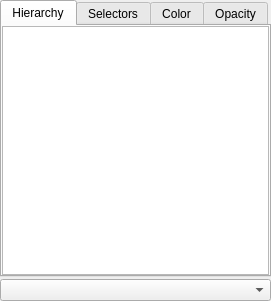
The window that Qt/ApplicationComponents/Resources/UI/pqDataAssemblyPropertyWidget.ui (Kitware/ParaView) describes before a commit, drawn with Qt 5.
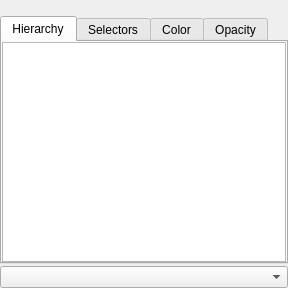
The same window after the commit. Icons and pictures are not drawn. Custom widgets are drawn as their Qt base class.

Commit message: pqDataAssemblyPropertyWidget: add ability to show optional label

```diff
--- a/Qt/ApplicationComponents/Resources/UI/pqDataAssemblyPropertyWidget.ui
+++ b/Qt/ApplicationComponents/Resources/UI/pqDataAssemblyPropertyWidget.ui
@@ -6,8 +6,8 @@
    <rect>
     <x>0</x>
     <y>0</y>
-    <width>271</width>
-    <height>301</height>
+    <width>288</width>
+    <height>288</height>
    </rect>
   </property>
   <property name="windowTitle">
@@ -29,6 +29,9 @@
    <property name="bottomMargin">
     <number>0</number>
    </property>
+   <item>
+    <widget class="QLabel" name="label"/>
+   </item>
    <item>
     <widget class="QTabWidget" name="tabWidget">
      <property name="currentIndex">
```
The commit also changes 1 other file.
